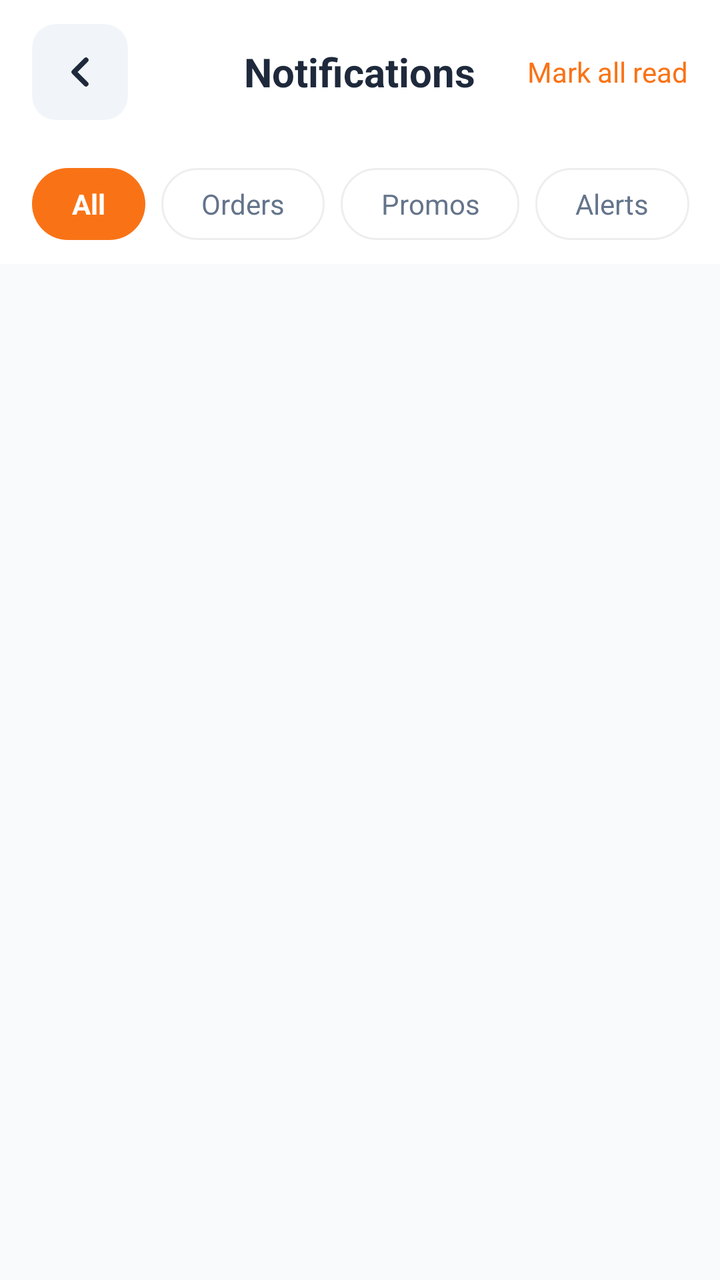
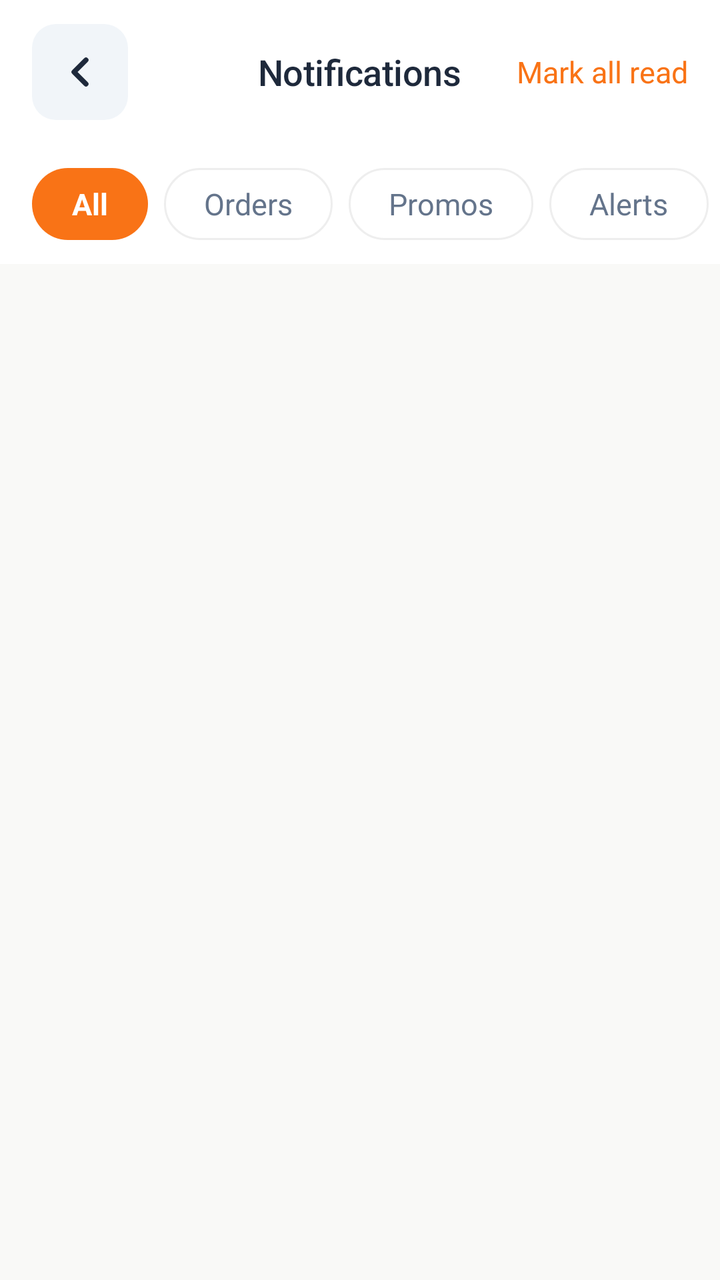

The first picture is an Android layout as it rendered before a commit; the second is the same layout after the commit. The layout source and the unified diff follow.
<!-- AndroidManifest.xml: application theme Theme.BeckieDealApp -->
<!-- res/layout/activity_notifications.xml -->
﻿<?xml version="1.0" encoding="utf-8"?>
<androidx.constraintlayout.widget.ConstraintLayout xmlns:android="http://schemas.android.com/apk/res/android"
    xmlns:app="http://schemas.android.com/apk/res-auto"
    xmlns:tools="http://schemas.android.com/tools"
    android:layout_width="match_parent"
    android:layout_height="match_parent"
    android:background="@color/background"
    android:fitsSystemWindows="true"
    tools:context=".NotificationsActivity">

    
    <com.google.android.material.appbar.AppBarLayout
        android:id="@+id/appBarLayout"
        android:layout_width="match_parent"
        android:layout_height="wrap_content"
        android:background="@color/surface"
        app:elevation="0dp"
        app:layout_constraintTop_toTopOf="parent">

        <com.google.android.material.appbar.MaterialToolbar
            android:id="@+id/topAppBar"
            android:layout_width="match_parent"
            android:layout_height="72dp"
            app:contentInsetStart="0dp">

            <RelativeLayout
                android:layout_width="match_parent"
                android:layout_height="match_parent"
                android:paddingHorizontal="16dp">

                <ImageView
                    android:id="@+id/backButton"
                    android:layout_width="48dp"
                    android:layout_height="48dp"
                    android:layout_alignParentStart="true"
                    android:layout_centerVertical="true"
                    android:background="@drawable/form_field_background"
                    android:padding="12dp"
                    android:src="@drawable/ic_arrow_left"
                    android:contentDescription="Back"
                    app:tint="@color/text_primary" />

                <TextView
                    android:layout_width="wrap_content"
                    android:layout_height="wrap_content"
                    android:layout_centerInParent="true"
                    android:text="Notifications"
                    android:textColor="@color/text_primary"
                    android:textSize="@dimen/text_size_title"
                    android:textStyle="bold" />

                <TextView
                    android:id="@+id/markAllReadButton"
                    android:layout_width="wrap_content"
                    android:layout_height="wrap_content"
                    android:layout_alignParentEnd="true"
                    android:layout_centerVertical="true"
                    android:text="Mark all read"
                    android:textColor="@color/primary"
                    android:textSize="@dimen/text_size_body" />

            </RelativeLayout>

        </com.google.android.material.appbar.MaterialToolbar>
    </com.google.android.material.appbar.AppBarLayout>

    
    <HorizontalScrollView
        android:id="@+id/chipScroll"
        android:layout_width="match_parent"
        android:layout_height="wrap_content"
        android:scrollbars="none"
        android:paddingVertical="12dp"
        android:background="@color/surface"
        app:layout_constraintTop_toBottomOf="@id/appBarLayout">

        <LinearLayout
            android:id="@+id/chipContainer"
            android:layout_width="wrap_content"
            android:layout_height="wrap_content"
            android:orientation="horizontal"
            android:paddingHorizontal="16dp">

            <TextView
                android:id="@+id/chipAll"
                android:layout_width="wrap_content"
                android:layout_height="36dp"
                android:gravity="center"
                android:paddingHorizontal="20dp"
                android:layout_marginEnd="8dp"
                android:text="All"
                android:textSize="@dimen/text_size_body"
                android:textStyle="bold"
                android:background="@drawable/chip_selected"
                android:textColor="@color/white_fixed" />

            <TextView
                android:id="@+id/chipOrders"
                android:layout_width="wrap_content"
                android:layout_height="36dp"
                android:gravity="center"
                android:paddingHorizontal="20dp"
                android:layout_marginEnd="8dp"
                android:text="Orders"
                android:textSize="@dimen/text_size_body"
                android:background="@drawable/chip_unselected"
                android:textColor="@color/text_secondary" />

            <TextView
                android:id="@+id/chipPromos"
                android:layout_width="wrap_content"
                android:layout_height="36dp"
                android:gravity="center"
                android:paddingHorizontal="20dp"
                android:layout_marginEnd="8dp"
                android:text="Promos"
                android:textSize="@dimen/text_size_body"
                android:background="@drawable/chip_unselected"
                android:textColor="@color/text_secondary" />

            <TextView
                android:id="@+id/chipAlerts"
                android:layout_width="wrap_content"
                android:layout_height="36dp"
                android:gravity="center"
                android:paddingHorizontal="20dp"
                android:text="Alerts"
                android:textSize="@dimen/text_size_body"
                android:background="@drawable/chip_unselected"
                android:textColor="@color/text_secondary" />

        </LinearLayout>
    </HorizontalScrollView>

    
    <androidx.core.widget.NestedScrollView
        android:layout_width="match_parent"
        android:layout_height="0dp"
        android:fillViewport="true"
        app:layout_constraintTop_toBottomOf="@id/chipScroll"
        app:layout_constraintBottom_toBottomOf="parent">

        <FrameLayout
            android:layout_width="match_parent"
            android:layout_height="wrap_content">

            
            <LinearLayout
                android:id="@+id/emptyState"
                android:layout_width="match_parent"
                android:layout_height="match_parent"
                android:gravity="center"
                android:orientation="vertical"
                android:padding="40dp"
                android:visibility="gone">

                <ImageView
                    android:layout_width="120dp"
                    android:layout_height="120dp"
                    android:src="@drawable/ic_notifications"
                    app:tint="@color/text_muted" />

                <TextView
                    android:layout_width="wrap_content"
                    android:layout_height="wrap_content"
                    android:layout_marginTop="24dp"
                    android:text="No notifications yet"
                    android:textColor="@color/text_primary"
                    android:textSize="@dimen/text_size_title"
                    android:textStyle="bold" />

                <TextView
                    android:layout_width="wrap_content"
                    android:layout_height="wrap_content"
                    android:layout_marginTop="8dp"
                    android:gravity="center"
                    android:text="We'll notify you about orders, deals\nand updates."
                    android:textColor="@color/text_muted"
                    android:textSize="@dimen/text_size_body" />

            </LinearLayout>

            
            <LinearLayout
                android:id="@+id/notificationsList"
                android:layout_width="match_parent"
                android:layout_height="wrap_content"
                android:orientation="vertical"
                android:paddingHorizontal="16dp"
                android:paddingTop="8dp"
                android:paddingBottom="24dp" />

        </FrameLayout>
    </androidx.core.widget.NestedScrollView>

</androidx.constraintlayout.widget.ConstraintLayout>
<!-- resources referenced by this layout -->
<resources>
  <color name="background">#F8FAFC</color>
  <dimen name="text_size_body">13sp</dimen>
  <dimen name="text_size_title">18sp</dimen>
  <style name="Base.Theme.BeckieDealApp" parent="Theme.Material3.DayNight.NoActionBar">
          <item name="colorPrimary">@color/primary</item>
          <item name="colorOnPrimary">@color/on_primary</item>
          <item name="colorPrimaryContainer">@color/primary_container</item>
          <item name="colorOnPrimaryContainer">@color/on_primary_container</item>
          <item name="android:windowBackground">@color/background</item>
          <item name="colorSurface">@color/surface</item>
          <item name="colorOnSurface">@color/on_surface</item>
          
          <item name="bottomNavigationStyle">@style/Widget.App.BottomNavigationView</item>
      </style>
  <style name="Widget.App.Button" parent="Widget.Material3.Button">
          <item name="shapeAppearance">@style/ShapeAppearance.App.Button.Pill</item>
      </style>
  <!-- unchanged entries left out for length: 24 -->
</resources>

<!-- the commit's change to res/layout/activity_notifications.xml (unified diff, before → after) -->
@@ -45,9 +45,7 @@
                     android:layout_height="wrap_content"
                     android:layout_centerInParent="true"
                     android:text="Notifications"
-                    android:textColor="@color/text_primary"
-                    android:textSize="@dimen/text_size_title"
-                    android:textStyle="bold" />
+                    android:textAppearance="@style/TextAppearance.App.SectionHeader" />
 
                 <TextView
                     android:id="@+id/markAllReadButton"
@@ -56,8 +54,8 @@
                     android:layout_alignParentEnd="true"
                     android:layout_centerVertical="true"
                     android:text="Mark all read"
-                    android:textColor="@color/primary"
-                    android:textSize="@dimen/text_size_body" />
+                    android:textAppearance="@style/TextAppearance.App.Body"
+                    android:textColor="@color/primary" />
 
             </RelativeLayout>
 
@@ -89,7 +87,7 @@
                 android:paddingHorizontal="20dp"
                 android:layout_marginEnd="8dp"
                 android:text="All"
-                android:textSize="@dimen/text_size_body"
+                android:textAppearance="@style/TextAppearance.App.Body"
                 android:textStyle="bold"
                 android:background="@drawable/chip_selected"
                 android:textColor="@color/white_fixed" />
@@ -102,7 +100,7 @@
                 android:paddingHorizontal="20dp"
                 android:layout_marginEnd="8dp"
                 android:text="Orders"
-                android:textSize="@dimen/text_size_body"
+                android:textAppearance="@style/TextAppearance.App.Body"
                 android:background="@drawable/chip_unselected"
                 android:textColor="@color/text_secondary" />
 
@@ -114,7 +112,7 @@
                 android:paddingHorizontal="20dp"
                 android:layout_marginEnd="8dp"
                 android:text="Promos"
-                android:textSize="@dimen/text_size_body"
+                android:textAppearance="@style/TextAppearance.App.Body"
                 android:background="@drawable/chip_unselected"
                 android:textColor="@color/text_secondary" />
 
@@ -125,7 +123,7 @@
                 android:gravity="center"
                 android:paddingHorizontal="20dp"
                 android:text="Alerts"
-                android:textSize="@dimen/text_size_body"
+                android:textAppearance="@style/TextAppearance.App.Body"
                 android:background="@drawable/chip_unselected"
                 android:textColor="@color/text_secondary" />
 
@@ -165,9 +163,7 @@
                     android:layout_height="wrap_content"
                     android:layout_marginTop="24dp"
                     android:text="No notifications yet"
-                    android:textColor="@color/text_primary"
-                    android:textSize="@dimen/text_size_title"
-                    android:textStyle="bold" />
+                    android:textAppearance="@style/TextAppearance.App.SectionHeader" />
 
                 <TextView
                     android:layout_width="wrap_content"
@@ -175,8 +171,7 @@
                     android:layout_marginTop="8dp"
                     android:gravity="center"
                     android:text="We'll notify you about orders, deals\nand updates."
-                    android:textColor="@color/text_muted"
-                    android:textSize="@dimen/text_size_body" />
+                    android:textAppearance="@style/TextAppearance.App.Body" />
 
             </LinearLayout>
 
<!-- resource entries referenced after the edit -->
@@ -1,8 +1,19 @@
 <!-- resources referenced by this layout -->
 <resources>
-  <color name="background">#F8FAFC</color>
-  <dimen name="text_size_body">13sp</dimen>
-  <dimen name="text_size_title">18sp</dimen>
+  <color name="background">#F9F9F7</color>
+  <style name="TextAppearance.App.Body" parent="TextAppearance.Material3.BodyMedium">
+          <item name="android:fontFamily">@font/synonym_regular</item>
+          <item name="android:textSize">15sp</item>
+          <item name="android:letterSpacing">0</item>
+          <item name="android:lineSpacingMultiplier">1.6</item>
+          <item name="android:textColor">@color/text_secondary</item>
+      </style>
+  <style name="TextAppearance.App.SectionHeader" parent="TextAppearance.Material3.TitleMedium">
+          <item name="android:fontFamily">@font/amulya_bold</item>
+          <item name="android:textSize">18sp</item>
+          <item name="android:letterSpacing">-0.01</item>
+          <item name="android:textColor">@color/text_primary</item>
+      </style>
   <style name="Base.Theme.BeckieDealApp" parent="Theme.Material3.DayNight.NoActionBar">
           <item name="colorPrimary">@color/primary</item>
           <item name="colorOnPrimary">@color/on_primary</item>
@@ -12,10 +23,66 @@
           <item name="colorSurface">@color/surface</item>
           <item name="colorOnSurface">@color/on_surface</item>
           
+          
+          <item name="textAppearanceHeadlineMedium">@style/TextAppearance.App.ScreenTitle</item>
+          <item name="textAppearanceHeadlineSmall">@style/TextAppearance.App.ProductName</item>
+          <item name="textAppearanceTitleLarge">@style/TextAppearance.App.PriceHero</item>
+          <item name="textAppearanceTitleMedium">@style/TextAppearance.App.SectionHeader</item>
+          <item name="textAppearanceBodyLarge">@style/TextAppearance.App.CardProductName</item>
+          <item name="textAppearanceBodyMedium">@style/TextAppearance.App.Body</item>
+          <item name="textAppearanceBodySmall">@style/TextAppearance.App.Specs</item>
+          <item name="textAppearanceLabelMedium">@style/TextAppearance.App.Label</item>
+          <item name="textAppearanceLabelLarge">@style/TextAppearance.App.Button</item>
+          
           <item name="bottomNavigationStyle">@style/Widget.App.BottomNavigationView</item>
       </style>
   <style name="Widget.App.Button" parent="Widget.Material3.Button">
           <item name="shapeAppearance">@style/ShapeAppearance.App.Button.Pill</item>
+          <item name="android:textAppearance">@style/TextAppearance.App.Button</item>
+      </style>
+  <style name="TextAppearance.App.ScreenTitle" parent="TextAppearance.Material3.HeadlineMedium">
+          <item name="android:fontFamily">@font/amulya_bold</item>
+          <item name="android:textSize">28sp</item>
+          <item name="android:letterSpacing">-0.02</item>
+          <item name="android:textColor">@color/text_primary</item>
+      </style>
+  <style name="TextAppearance.App.ProductName" parent="TextAppearance.Material3.HeadlineSmall">
+          <item name="android:fontFamily">@font/amulya_bold</item>
+          <item name="android:textSize">24sp</item>
+          <item name="android:letterSpacing">-0.02</item>
+          <item name="android:textColor">@color/text_primary</item>
+      </style>
+  <style name="TextAppearance.App.PriceHero" parent="TextAppearance.Material3.TitleLarge">
+          <item name="android:fontFamily">@font/amulya_bold</item>
+          <item name="android:textSize">22sp</item>
+          <item name="android:letterSpacing">-0.01</item>
+          <item name="android:textColor">@color/text_primary</item>
+      </style>
+  <style name="TextAppearance.App.CardProductName" parent="TextAppearance.Material3.BodyLarge">
+          <item name="android:fontFamily">@font/synonym_medium</item>
+          <item name="android:textSize">15sp</item>
+          <item name="android:letterSpacing">0</item>
+          <item name="android:textColor">@color/text_primary</item>
+      </style>
+  <style name="TextAppearance.App.Specs" parent="TextAppearance.Material3.BodySmall">
+          <item name="android:fontFamily">@font/synonym_regular</item>
+          <item name="android:textSize">14sp</item>
+          <item name="android:letterSpacing">0</item>
+          <item name="android:lineSpacingMultiplier">1.5</item>
+          <item name="android:textColor">@color/text_secondary</item>
+      </style>
+  <style name="TextAppearance.App.Label" parent="TextAppearance.Material3.LabelMedium">
+          <item name="android:fontFamily">@font/synonym_medium</item>
+          <item name="android:textSize">12sp</item>
+          <item name="android:letterSpacing">0.04</item>
+          <item name="android:textAllCaps">true</item>
+          <item name="android:textColor">@color/text_secondary</item>
+      </style>
+  <style name="TextAppearance.App.Button" parent="TextAppearance.Material3.LabelLarge">
+          <item name="android:fontFamily">@font/synonym_semibold</item>
+          <item name="android:textSize">15sp</item>
+          <item name="android:letterSpacing">0.01</item>
+          <item name="android:textAllCaps">false</item>
       </style>
   <!-- unchanged entries left out for length: 24 -->
 </resources>
